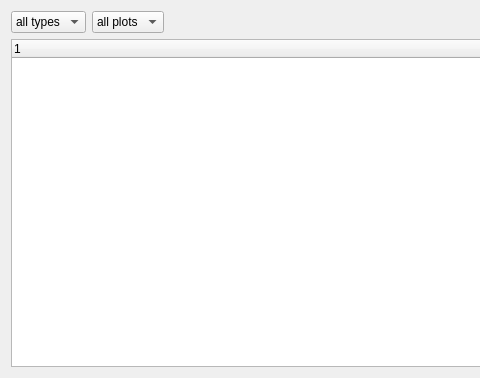
Before: the Qt Designer form phoebe/frontend/gui/tree_datasetWidget.ui in phoebe-project/phoebe2, drawn with Qt 5; both pictures show x 0 to 480 and y 0 to 378 of the 956 by 378 pixel window.
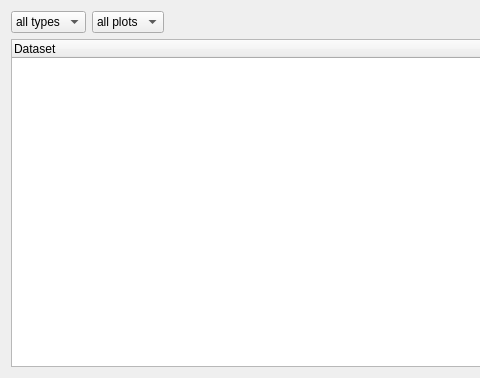
After: the same form once the commit is applied. Icons and pictures are not drawn. Custom widgets are drawn as their Qt base class.

Commit message: minor annoyance fixes, better error checking in add data window, added basic 'plotting tutorial' to gui

```diff
--- a/phoebe/frontend/gui/tree_datasetWidget.ui
+++ b/phoebe/frontend/gui/tree_datasetWidget.ui
@@ -83,7 +83,7 @@
        </property>
        <column>
         <property name="text">
-         <string notr="true">1</string>
+         <string notr="true">Dataset</string>
         </property>
        </column>
       </widget>
```
The commit also changes 5 other files.
